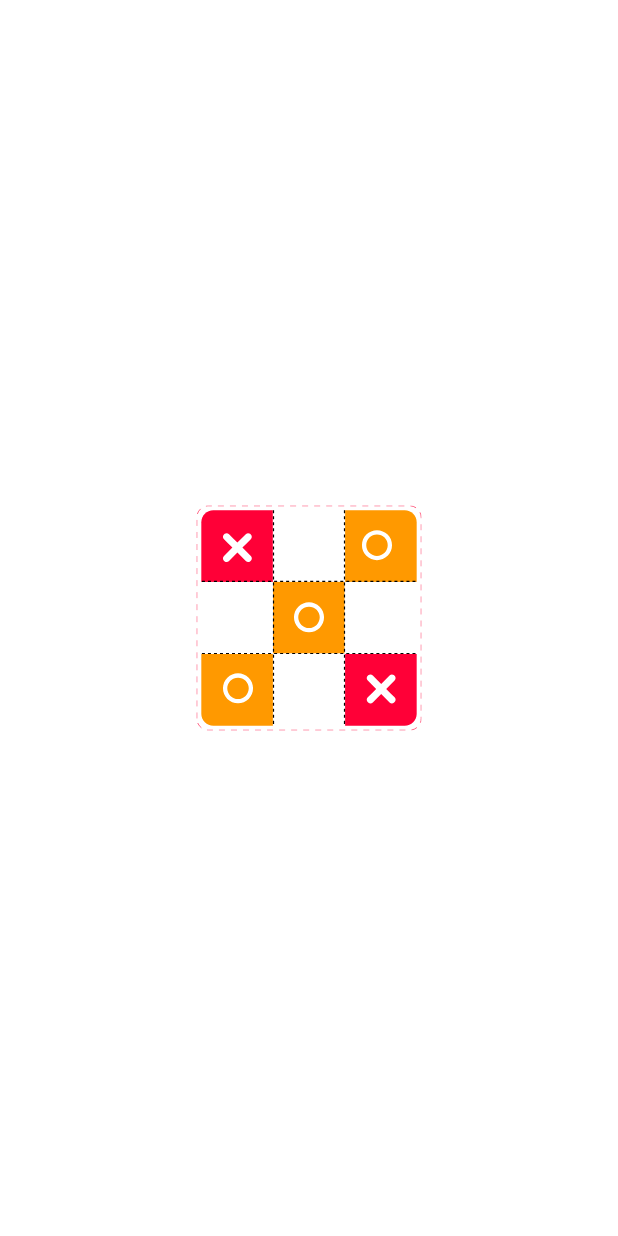
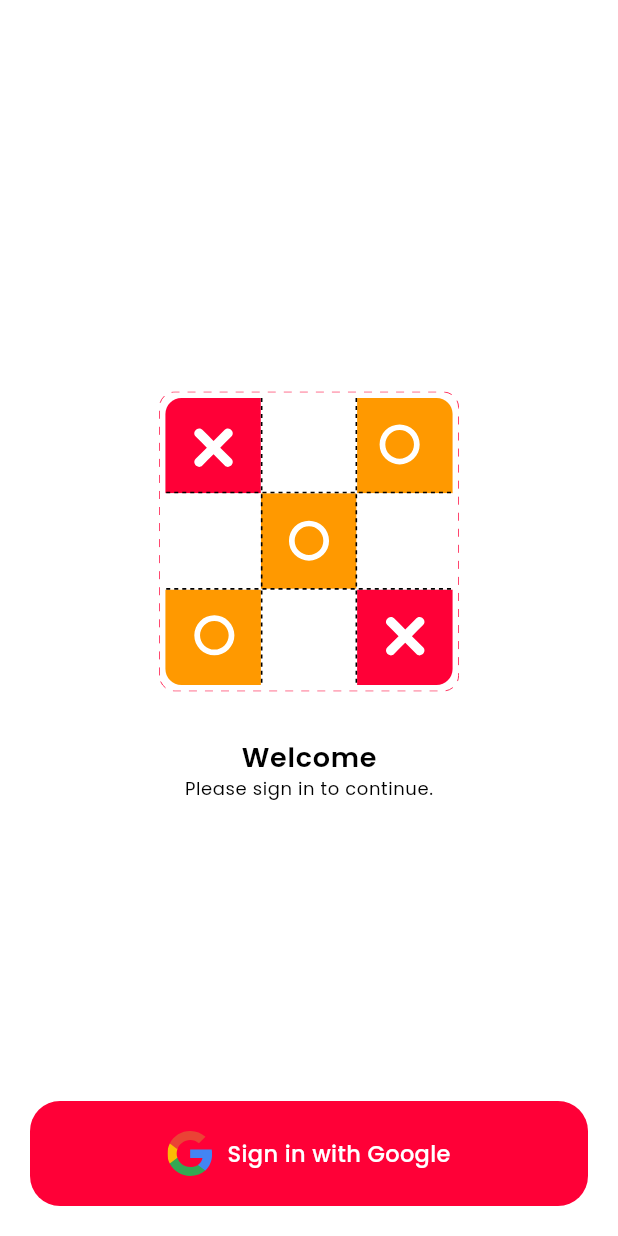
Before and after one commit to MrNitishroy/TICTACTOE-Multiplayer, a Flutter app: the first screen one second after launch, on a phone screen of 412 x 824 dp. Run offline on Flutter 3.47's test engine with Material 3 defaults, Android fonts, the light colour scheme and no system bars; our stand-ins replace concentric_transition, dotted_border, flutter_svg, get.

Commit message:
Auth Page ui completed

```diff
--- /dev/null
+++ b/lib/Components/PrimaryButtonWithIcon.dart
@@ -0,0 +1,42 @@
+import 'package:flutter/material.dart';
+import 'package:flutter_svg/svg.dart';
+
+class PrimaryButtonWithIcon extends StatelessWidget {
+  final String buttonText;
+  final VoidCallback onTap;
+  final String iconPath;
+  const PrimaryButtonWithIcon(
+      {super.key,
+      required this.buttonText,
+      required this.onTap,
+      required this.iconPath});
+
+  @override
+  Widget build(BuildContext context) {
+    return InkWell(
+      onTap: onTap,
+      child: Container(
+        height: 70,
+        decoration: BoxDecoration(
+          color: Theme.of(context).colorScheme.primary,
+          borderRadius: BorderRadius.circular(20),
+        ),
+        child: Row(
+          mainAxisAlignment: MainAxisAlignment.center,
+          children: [
+            SvgPicture.asset(
+              iconPath,
+              width: 30,
+            ),
+            SizedBox(width: 10),
+            Text(
+              buttonText,
+              style: Theme.of(context).textTheme.bodyMedium?.copyWith(
+                  color: Theme.of(context).colorScheme.primaryContainer),
+            ),
+          ],
+        ),
+      ),
+    );
+  }
+}
--- /dev/null
+++ b/lib/Pages/Auth/AuthPage.dart
@@ -0,0 +1,50 @@
+import 'package:flutter/cupertino.dart';
+import 'package:flutter/material.dart';
+import 'package:flutter_svg/svg.dart';
+import 'package:tiktaktoe_multiplayer/Configs/AssetsPath.dart';
+
+import '../../Components/PrimaryButtonWithIcon.dart';
+
+class AuthPage extends StatelessWidget {
+  const AuthPage({super.key});
+
+  @override
+  Widget build(BuildContext context) {
+    return Scaffold(
+      body: Padding(
+        padding: const EdgeInsets.all(20),
+        child: Column(
+          mainAxisAlignment: MainAxisAlignment.end,
+          children: [
+            Row(
+              mainAxisAlignment: MainAxisAlignment.center,
+              children: [
+                SvgPicture.asset(
+                  IconsPath.applogo,
+                  width: 200,
+                ),
+              ],
+            ),
+            SizedBox(height: 30),
+            Text(
+              "Welcome",
+              style: Theme.of(context).textTheme.bodyLarge,
+            ),
+            Text(
+              "Please sign in to continue.",
+              style: Theme.of(context).textTheme.bodySmall,
+            ),
+            SizedBox(
+              height: 200,
+            ),
+            PrimaryButtonWithIcon(
+              buttonText: "Sign in with Google",
+              iconPath: IconsPath.google,
+              onTap: () {},
+            ),
+          ],
+        ),
+      ),
+    );
+  }
+}
--- a/lib/main.dart
+++ b/lib/main.dart
@@ -2,6 +2,7 @@ import 'package:flutter/material.dart';
 import 'package:get/get.dart';
 import 'package:tiktaktoe_multiplayer/Configs/PageRoute.dart';
 import 'package:tiktaktoe_multiplayer/Configs/Theme.dart';
+import 'package:tiktaktoe_multiplayer/Pages/Auth/AuthPage.dart';
 import 'package:tiktaktoe_multiplayer/Pages/RoomPage/RoomPage.dart';
 import 'package:tiktaktoe_multiplayer/Pages/Splace/SplacePage.dart';
 
@@ -20,7 +21,7 @@ class MyApp extends StatelessWidget {
       title: 'Tik Tak Toe Multiplayer ',
       theme: lightTheme,
       // home: RoomPage(),
-      home: SplacePage(),
+      home: AuthPage(),
     );
   }
 }
```
